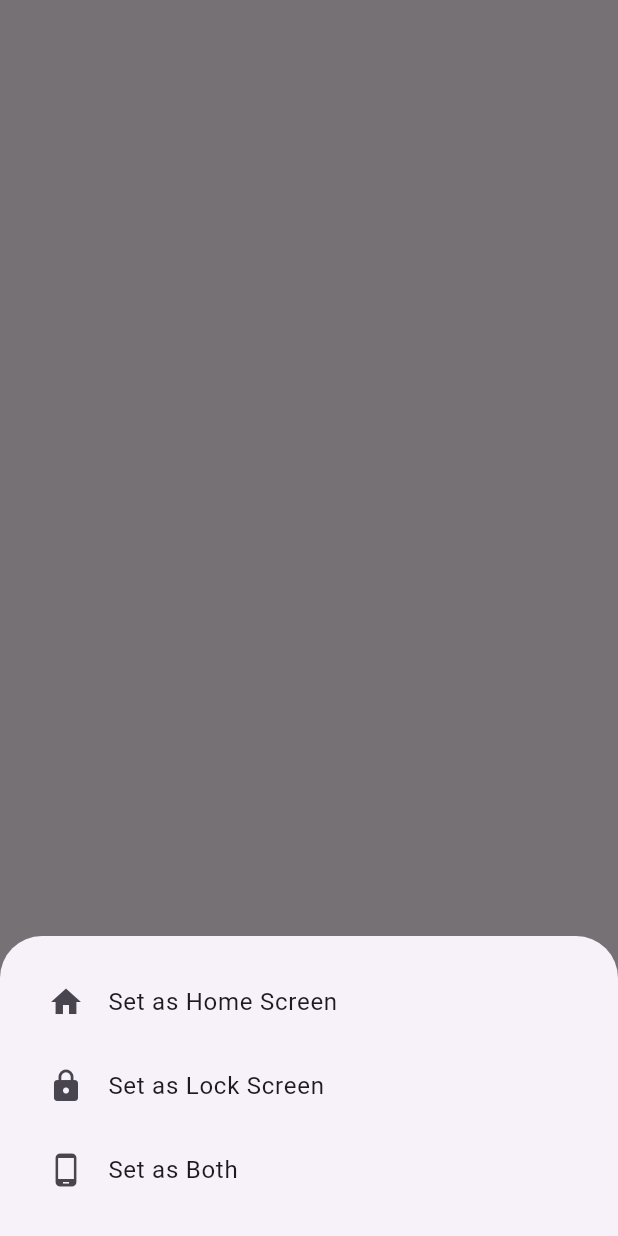
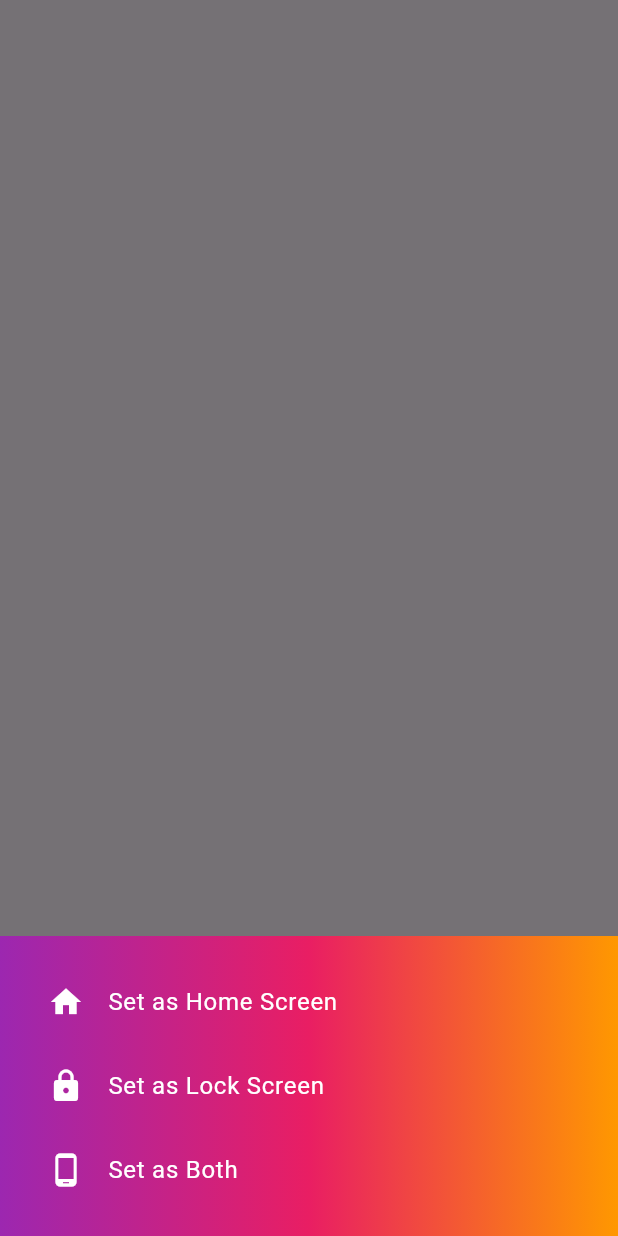
Before and after one commit to yusuf-raza/wallify, a Flutter app: what showSetWallpaperBottomSheet() shows on an empty page, opened directly with empty values, on a phone screen of 412 x 824 dp. Run offline on Flutter 3.47's test engine with Material 3 defaults, Android fonts, the phone set to English and light mode, and no system bars; our stand-ins replace cached_network_image, carousel_slider, connectivity_plus, fluttertoast, go_router, logger and 5 more; missing offline and left inert: easy_animated_indexed_stack, image_gallery_saver_plus, wallpaper_manager_flutter; accounts and stored records are empty; network calls fail.

Commit message:
bug fixes

```diff
--- a/lib/presentation/wallpaper_detail/widgets/set_wallpaper_bottom_sheet.dart
+++ b/lib/presentation/wallpaper_detail/widgets/set_wallpaper_bottom_sheet.dart
@@ -1,5 +1,6 @@
 import 'package:flutter/material.dart';
 import 'package:wallify/infrastructure/constants/app_strings.dart';
+import 'package:wallify/infrastructure/theme/app_colors.dart';
 import 'package:wallify/presentation/wallpaper_detail/controllers/wallpaper_detail_view_model.dart';
 import 'package:wallpaper_manager_flutter/wallpaper_manager_flutter.dart';
 
@@ -12,29 +13,38 @@ void showSetWallpaperBottomSheet(
     context: context,
     builder: (BuildContext context) {
       return Container(
+        decoration: const BoxDecoration(
+          gradient: LinearGradient(
+            colors: <Color>[AppColors.purple, AppColors.pink, AppColors.orange],
+            begin: Alignment.centerLeft,
+            end: Alignment.centerRight,
+          ),
+        ),
         padding: const EdgeInsets.all(16.0),
+        child: SafeArea(
+          top: false,
           child: Column(
             mainAxisSize: MainAxisSize.min,
             children: <Widget>[
               ListTile(
-              leading: const Icon(Icons.home),
-              title: Text(AppStrings.setAsHomeScreen),
+                leading: const Icon(Icons.home, color: Colors.white),
+                title: Text(AppStrings.setAsHomeScreen, style: TextStyle(color: Colors.white)),
                 onTap: () {
                   viewModel.setWallpaper(imageUrl, WallpaperManagerFlutter.homeScreen);
                   Navigator.pop(context);
                 },
               ),
               ListTile(
-              leading: const Icon(Icons.lock),
-              title: Text(AppStrings.setAsLockScreen),
+                leading: const Icon(Icons.lock, color: Colors.white),
+                title: Text(AppStrings.setAsLockScreen, style: TextStyle(color: Colors.white)),
                 onTap: () {
                   viewModel.setWallpaper(imageUrl, WallpaperManagerFlutter.lockScreen);
                   Navigator.pop(context);
                 },
               ),
               ListTile(
-              leading: const Icon(Icons.phone_android),
-              title: Text(AppStrings.setAsBoth),
+                leading: const Icon(Icons.phone_android, color: Colors.white),
+                title: Text(AppStrings.setAsBoth, style: TextStyle(color: Colors.white)),
                 onTap: () {
                   viewModel.setWallpaper(imageUrl, WallpaperManagerFlutter.bothScreens);
                   Navigator.pop(context);
@@ -42,6 +52,7 @@ void showSetWallpaperBottomSheet(
               ),
             ],
           ),
+        ),
       );
     },
   );
```
Also changed, not shown: lib/presentation/base/base.screen.dart (+20 -1 lines), lib/presentation/home/controllers/home_view_model.dart (+11 -0 lines), lib/presentation/home/home.screen.dart (+14 -1 lines), lib/presentation/wallpaper_category/wallpaper_category.screen.dart (+57 -6 lines). Lines whose indentation alone changed are shown as unchanged.
